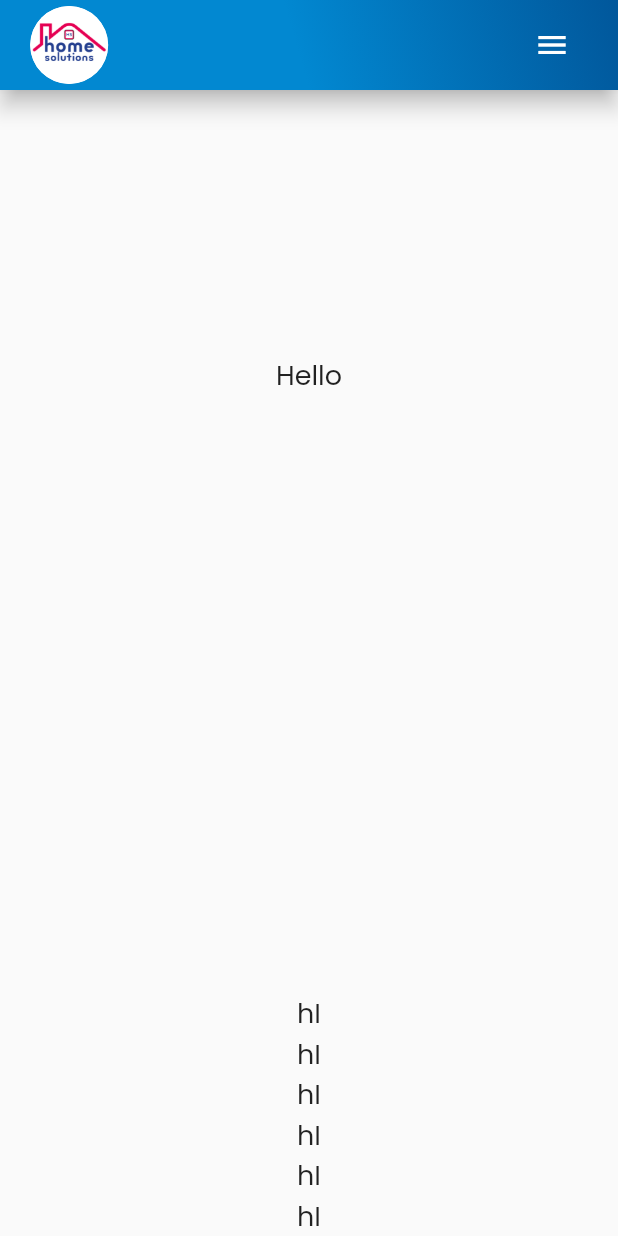
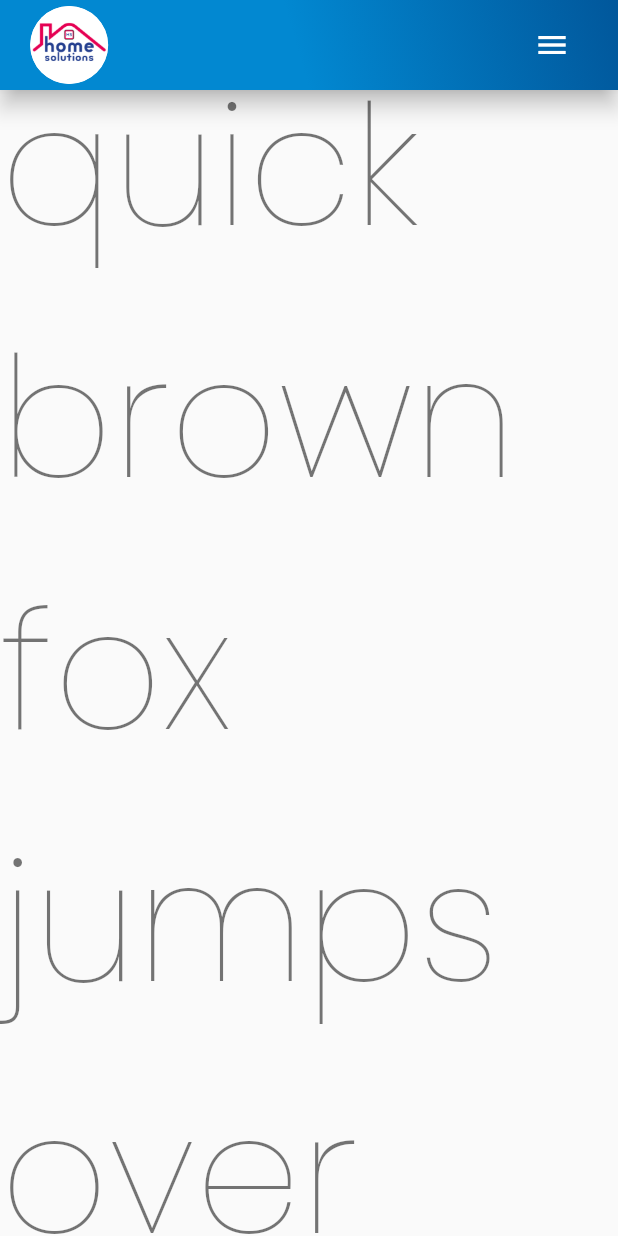
Before and after one commit to rithviknishad/home_solutions_kozhikode, a Flutter app: the screen it shows after launch, scrolled down 299 dp, on a phone screen of 412 x 824 dp. Run offline on Flutter 3.47's test engine with Material 2 defaults, Android fonts, the phone set to English and light mode, and no system bars; our stand-ins replace auto_route; project files that could hold a hidden picture were left out.

Commit message:
updates landing page

```diff
--- a/lib/routes/landing.dart
+++ b/lib/routes/landing.dart
@@ -3,6 +3,7 @@ import 'dart:math';
 import 'package:flutter/cupertino.dart';
 import 'package:flutter/material.dart';
 import 'package:home_solutions_kozhikode/partials/navigation_bar.dart';
+import 'package:home_solutions_kozhikode/partials/sections/welcome.dart';
 import 'package:home_solutions_kozhikode/partials/wrapper.dart';
 
 class LandingPage extends StatelessWidget {
@@ -10,7 +11,7 @@ class LandingPage extends StatelessWidget {
   Widget build(BuildContext context) {
     final size = MediaQuery.of(context).size;
     final theme = Theme.of(context);
-
+    final text = "The quick brown fox jumps over the lazy dog";
     return PageWrapper(
       appBar: null,
       child: CustomScrollView(
@@ -20,19 +21,9 @@ class LandingPage extends StatelessWidget {
             hasScrollBody: false,
             child: Column(
               children: [
-                Text("hI"),
-                SizedBox.fromSize(
-                  size: size,
-                  child: Center(
-                    child: Text("Hello"),
-                  ),
-                ),
-                Text("hI"),
-                Text("hI"),
-                Text("hI"),
-                Text("hI"),
-                Text("hI"),
-                Text("hI"),
+                WelcomeSection(),
+                Text(text, style: theme.textTheme.headline1),
+                Text(text, style: theme.textTheme.headline1),
                 // _Footer(),
               ],
             ),
@@ -126,14 +117,23 @@ class _HeaderDelegate extends SliverPersistentHeaderDelegate {
 class _InlineNavBar extends StatelessWidget {
   const _InlineNavBar();
 
+  static final _sections = {
+    "Products": () {},
+    "Services": () {},
+    "About": () {},
+    "Contact": () {},
+  };
+
   @override
   Widget build(BuildContext context) {
     return Row(
       children: [
-        TextButton(onPressed: () {}, child: Text("Button")),
-        TextButton(onPressed: () {}, child: Text("Button")),
-        TextButton(onPressed: () {}, child: Text("Button")),
-        TextButton(onPressed: () {}, child: Text("Button")),
+        for (final section in _sections.entries)
+          Padding(
+            padding: const EdgeInsets.symmetric(horizontal: 10),
+            child:
+                TextButton(onPressed: section.value, child: Text(section.key)),
+          )
       ],
     );
   }
```
